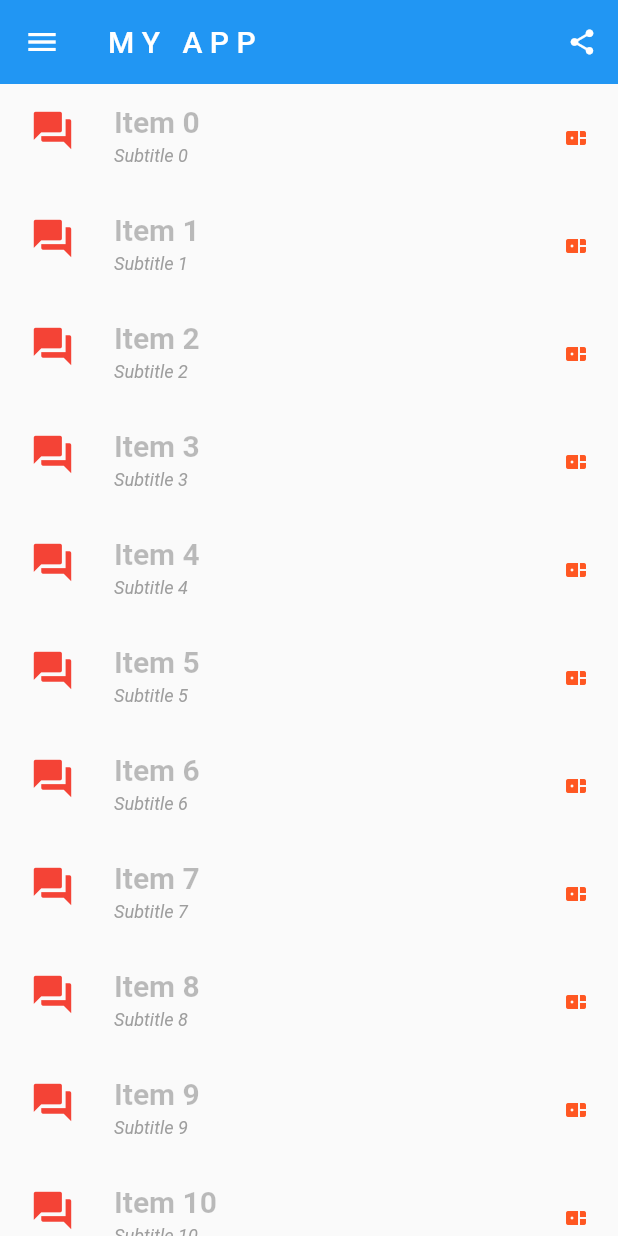
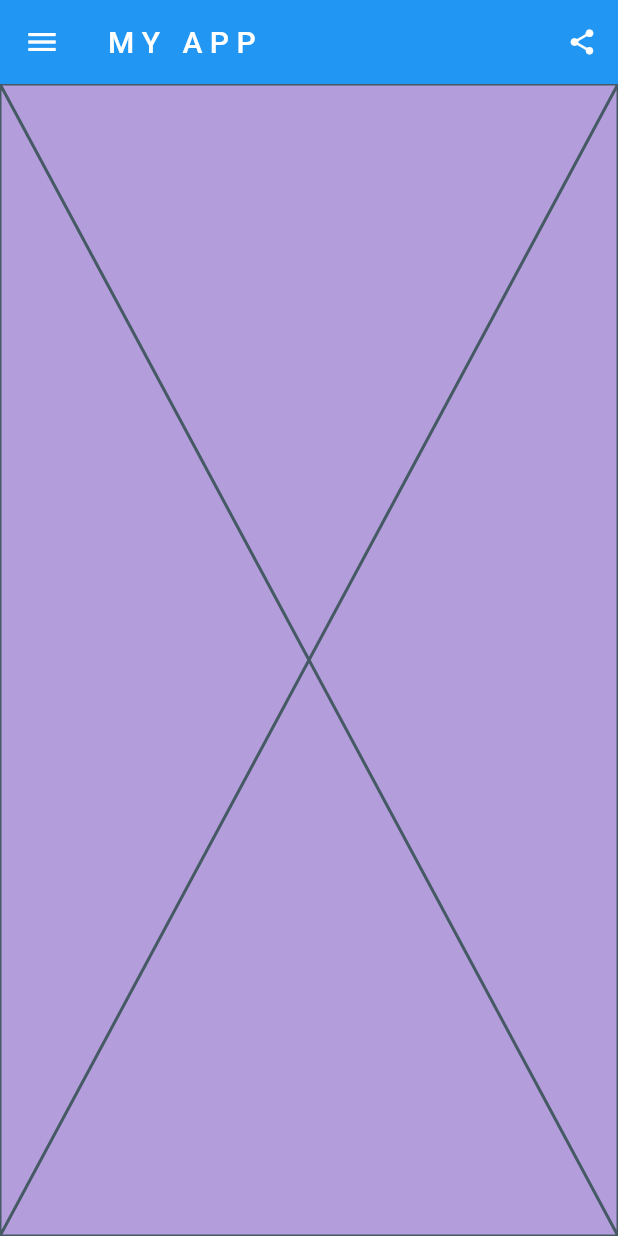
Before and after one commit to dotDone/my-personal-dashboard, a Flutter app: the screen it shows after launch, on a phone screen of 412 x 824 dp. Run offline on Flutter 3.47's test engine with Material 2 defaults, Android fonts, the phone set to English and light mode, and no system bars.

Commit message:
cleared tutorial content

```diff
--- a/lib/homepage.dart
+++ b/lib/homepage.dart
@@ -18,41 +18,6 @@ class HomePage extends StatelessWidget {
             ),
           ),
         ],
-      ),
-      body: ListView.builder(
-        itemBuilder: (_, i) => Padding(
-          padding: const EdgeInsets.symmetric(vertical: 0, horizontal: 4.0),
-          child: ListTile(
-            leading: Icon(
-              Icons.question_answer,
-              color: Colors.red,
-              size: 30,
-            ),
-            title: Text(
-              'Item $i',
-              style: TextStyle(
-                  fontSize: 20,
-                  color: Colors.black26,
-                  fontWeight: FontWeight.bold),
-            ),
-            subtitle: Text(
-              'Subtitle $i',
-              style: TextStyle(
-                  fontSize: 12,
-                  color: Colors.grey,
-                  fontStyle: FontStyle.italic),
-            ),
-            trailing: Icon(
-              Icons.bento_rounded,
-              size: 16,
-              color: Colors.deepOrange,
-            ),
-            onTap: () {},
-          ),
-        ),
-        addAutomaticKeepAlives: false,
-        cacheExtent: 100,
-        itemCount: 40,
       ),
       drawer: Drawer(
         backgroundColor: Colors.grey,
@@ -104,6 +69,10 @@ class HomePage extends StatelessWidget {
           ],
         ),
       ),
+      body: Container(
+        color: Colors.deepPurple[200],
+        child: Placeholder(),
+      ),
     );
   }
 }
```
